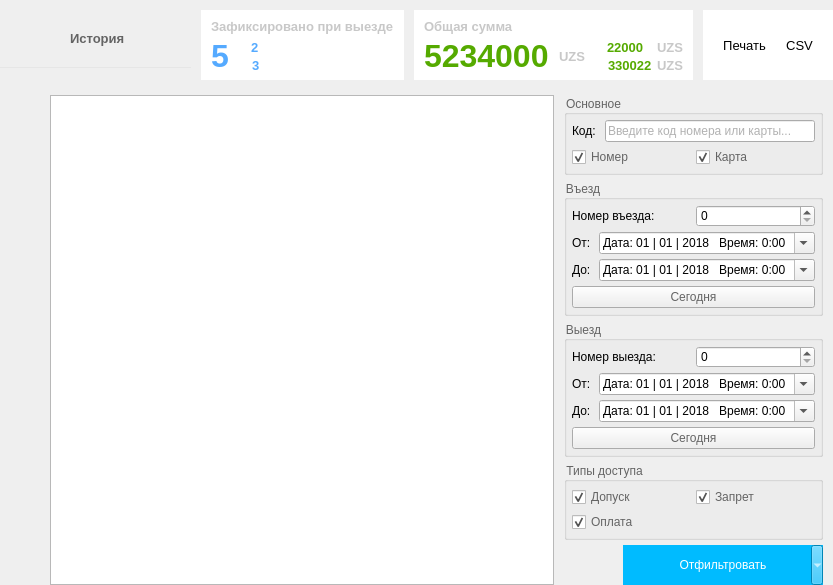
First picture: the form in Client/forms/HistoryForm.ui, repository Baxulio/ParkingACS, before the edit.
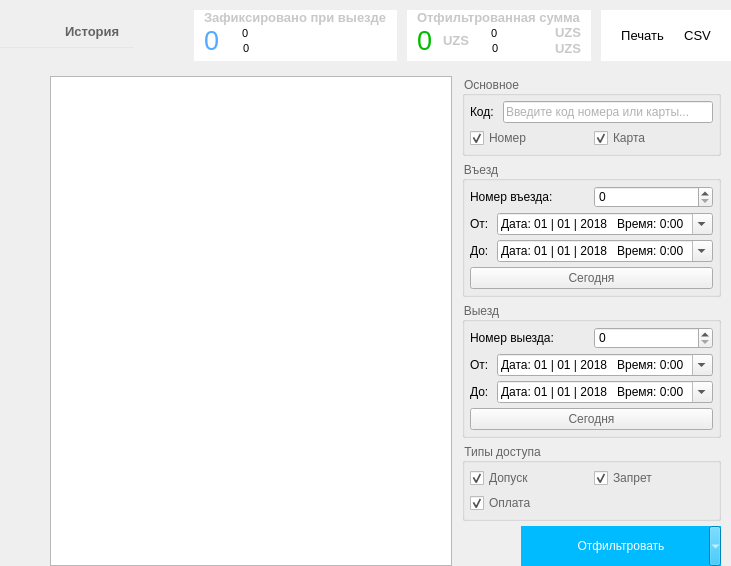
Second picture: the form after the edit. Icons and pictures are not drawn.

What changed in the file:
```diff
--- a/Client/forms/HistoryForm.ui
+++ b/Client/forms/HistoryForm.ui
@@ -6,8 +6,8 @@
    <rect>
     <x>0</x>
     <y>0</y>
-    <width>833</width>
-    <height>552</height>
+    <width>731</width>
+    <height>543</height>
    </rect>
   </property>
   <property name="windowTitle">
@@ -30,7 +30,7 @@
     <number>0</number>
    </property>
    <item>
-    <layout class="QHBoxLayout" name="horizontalLayout_2" stretch="1,0,0,0">
+    <layout class="QHBoxLayout" name="horizontalLayout_2" stretch="1,0,0,0,0,0">
      <property name="spacing">
       <number>10</number>
      </property>
@@ -40,7 +40,7 @@
      <item>
       <layout class="QVBoxLayout" name="verticalLayout_4">
        <property name="spacing">
-        <number>10</number>
+        <number>5</number>
        </property>
        <property name="topMargin">
         <number>10</number>
@@ -129,13 +129,10 @@
          <property name="orientation">
           <enum>Qt::Vertical</enum>
          </property>
-         <property name="sizeType">
-          <enum>QSizePolicy::Fixed</enum>
-         </property>
          <property name="sizeHint" stdset="0">
           <size>
            <width>20</width>
-           <height>12</height>
+           <height>40</height>
           </size>
          </property>
         </spacer>
@@ -143,10 +140,20 @@
       </layout>
      </item>
      <item>
-      <widget class="QFrame" name="frame_3">
-       <property name="styleSheet">
-        <string notr="true">background-color: rgb(255, 255, 255);</string>
+      <spacer name="horizontalSpacer">
+       <property name="orientation">
+        <enum>Qt::Horizontal</enum>
        </property>
+       <property name="sizeHint" stdset="0">
+        <size>
+         <width>40</width>
+         <height>20</height>
+        </size>
+       </property>
+      </spacer>
+     </item>
+     <item>
+      <widget class="QFrame" name="frame_7">
        <property name="frameShape">
         <enum>QFrame::NoFrame</enum>
        </property>
@@ -156,27 +163,55 @@
        <property name="lineWidth">
         <number>0</number>
        </property>
-       <layout class="QHBoxLayout" name="horizontalLayout_11">
+       <layout class="QHBoxLayout" name="horizontalLayout_30" stretch="">
         <property name="spacing">
-         <number>25</number>
+         <number>20</number>
         </property>
         <property name="leftMargin">
-         <number>10</number>
+         <number>0</number>
         </property>
         <property name="topMargin">
-         <number>5</number>
+         <number>0</number>
         </property>
         <property name="rightMargin">
-         <number>10</number>
+         <number>0</number>
         </property>
         <property name="bottomMargin">
-         <number>5</number>
+         <number>0</number>
         </property>
+       </layout>
+      </widget>
+     </item>
         <item>
+      <widget class="QFrame" name="frame_6">
+       <property name="styleSheet">
+        <string notr="true">background-color: rgb(255, 255, 255);</string>
+       </property>
+       <property name="frameShape">
+        <enum>QFrame::NoFrame</enum>
+       </property>
+       <property name="frameShadow">
+        <enum>QFrame::Raised</enum>
+       </property>
+       <property name="lineWidth">
+        <number>0</number>
+       </property>
          <layout class="QVBoxLayout" name="verticalLayout_2">
           <property name="spacing">
            <number>0</number>
           </property>
+        <property name="leftMargin">
+         <number>10</number>
+        </property>
+        <property name="topMargin">
+         <number>0</number>
+        </property>
+        <property name="rightMargin">
+         <number>10</number>
+        </property>
+        <property name="bottomMargin">
+         <number>5</number>
+        </property>
           <item>
            <widget class="QLabel" name="info_label_2">
             <property name="font">
@@ -186,8 +221,11 @@
               <bold>true</bold>
              </font>
             </property>
+          <property name="styleSheet">
+           <string notr="true">color:rgb(200, 200, 200);</string>
+          </property>
             <property name="text">
-             <string>&lt;html&gt;&lt;head/&gt;&lt;body&gt;&lt;p&gt;&lt;span style=&quot; color:#c8c8c8;&quot;&gt;Зафиксировано при выезде&lt;/span&gt;&lt;/p&gt;&lt;/body&gt;&lt;/html&gt;</string>
+           <string>Зафиксировано при выезде</string>
             </property>
             <property name="wordWrap">
              <bool>false</bool>
@@ -206,17 +244,21 @@
              <widget class="QLabel" name="total_label">
               <property name="font">
                <font>
-                <weight>75</weight>
-                <bold>true</bold>
-               </font>
-              </property>
+              <pointsize>20</pointsize>
+              <weight>50</weight>
+              <bold>false</bold>
+             </font>
+            </property>
+            <property name="styleSheet">
+             <string notr="true">color: rgb(85, 170, 255);</string>
+            </property>
               <property name="text">
-               <string>&lt;html&gt;&lt;head/&gt;&lt;body&gt;&lt;p&gt;&lt;span style=&quot; font-size:24pt; color:#55aaff;&quot;&gt;5&lt;/span&gt;&lt;/p&gt;&lt;/body&gt;&lt;/html&gt;</string>
+             <string>0</string>
               </property>
              </widget>
             </item>
             <item>
-             <layout class="QVBoxLayout" name="verticalLayout_3">
+           <layout class="QVBoxLayout" name="verticalLayout_14">
               <property name="spacing">
                <number>0</number>
               </property>
@@ -224,7 +266,7 @@
                <number>0</number>
               </property>
               <item>
-               <layout class="QHBoxLayout" name="horizontalLayout_4" stretch="0,1">
+             <layout class="QHBoxLayout" name="horizontalLayout_28" stretch="0,1">
                 <property name="spacing">
                  <number>5</number>
                 </property>
@@ -243,19 +285,19 @@
                   <property name="font">
                    <font>
                     <pointsize>8</pointsize>
-                    <weight>75</weight>
-                    <bold>true</bold>
+                  <weight>50</weight>
+                  <bold>false</bold>
                    </font>
                   </property>
                   <property name="text">
-                   <string>&lt;html&gt;&lt;head/&gt;&lt;body&gt;&lt;p&gt;&lt;span style=&quot; font-size:10pt; color:#55aaff;&quot;&gt;2&lt;/span&gt;&lt;/p&gt;&lt;/body&gt;&lt;/html&gt;</string>
+                 <string>0</string>
                   </property>
                  </widget>
                 </item>
                </layout>
               </item>
               <item>
-               <layout class="QHBoxLayout" name="horizontalLayout_3" stretch="0,1">
+             <layout class="QHBoxLayout" name="horizontalLayout_29" stretch="0,1">
                 <property name="spacing">
                  <number>5</number>
                 </property>
@@ -281,16 +323,14 @@
                   <property name="font">
                    <font>
                     <pointsize>8</pointsize>
-                    <weight>75</weight>
-                    <bold>true</bold>
+                  <weight>50</weight>
+                  <bold>false</bold>
                    </font>
                   </property>
                   <property name="text">
-                   <string>&lt;html&gt;&lt;head/&gt;&lt;body&gt;&lt;p&gt;&lt;span style=&quot; font-size:10pt; color:#55aaff;&quot;&gt;3&lt;/span&gt;&lt;/p&gt;&lt;/body&gt;&lt;/html&gt;</string>
-                  </property>
-                 </widget>
-                </item>
-               </layout>
+                 <string>0</string>
+                </property>
+               </widget>
               </item>
              </layout>
             </item>
@@ -315,15 +355,15 @@
        <property name="lineWidth">
         <number>0</number>
        </property>
-       <layout class="QHBoxLayout" name="horizontalLayout_12">
+       <layout class="QVBoxLayout" name="verticalLayout_3">
         <property name="spacing">
-         <number>25</number>
+         <number>0</number>
         </property>
         <property name="leftMargin">
          <number>10</number>
         </property>
         <property name="topMargin">
-         <number>5</number>
+         <number>0</number>
         </property>
         <property name="rightMargin">
          <number>10</number>
@@ -332,12 +372,7 @@
          <number>5</number>
         </property>
         <item>
-         <layout class="QVBoxLayout" name="verticalLayout_5">
-          <property name="spacing">
-           <number>0</number>
-          </property>
-          <item>
-           <widget class="QLabel" name="info_label_3">
+         <widget class="QLabel" name="info_label_18">
             <property name="font">
              <font>
               <pointsize>10</pointsize>
@@ -345,8 +380,11 @@
               <bold>true</bold>
              </font>
             </property>
+          <property name="styleSheet">
+           <string notr="true">color:rgb(200, 200, 200);</string>
+          </property>
             <property name="text">
-             <string>&lt;html&gt;&lt;head/&gt;&lt;body&gt;&lt;p&gt;&lt;span style=&quot; color:#c8c8c8;&quot;&gt;Общая сумма&lt;/span&gt;&lt;/p&gt;&lt;/body&gt;&lt;/html&gt;</string>
+           <string>Отфильтрованная сумма</string>
             </property>
             <property name="wordWrap">
              <bool>false</bool>
@@ -354,7 +392,7 @@
            </widget>
           </item>
           <item>
-           <layout class="QHBoxLayout" name="horizontalLayout_7">
+         <layout class="QHBoxLayout" name="horizontalLayout_31">
             <property name="spacing">
              <number>10</number>
             </property>
@@ -365,12 +403,16 @@
              <widget class="QLabel" name="total_sum_label">
               <property name="font">
                <font>
-                <weight>75</weight>
-                <bold>true</bold>
-               </font>
-              </property>
+              <pointsize>20</pointsize>
+              <weight>50</weight>
+              <bold>false</bold>
+             </font>
+            </property>
+            <property name="styleSheet">
+             <string notr="true">color: rgb(0, 188, 0);</string>
+            </property>
               <property name="text">
-               <string>&lt;html&gt;&lt;head/&gt;&lt;body&gt;&lt;p&gt;&lt;span style=&quot; font-size:24pt; color:#55aa00;&quot;&gt;5234000&lt;/span&gt;&lt;/p&gt;&lt;/body&gt;&lt;/html&gt;</string>
+             <string>0</string>
               </property>
              </widget>
             </item>
@@ -419,12 +461,12 @@
                   <property name="font">
                    <font>
                     <pointsize>8</pointsize>
-                    <weight>75</weight>
-                    <bold>true</bold>
+                  <weight>50</weight>
+                  <bold>false</bold>
                    </font>
                   </property>
                   <property name="text">
-                   <string>&lt;html&gt;&lt;head/&gt;&lt;body&gt;&lt;p&gt;&lt;span style=&quot; font-size:10pt; color:#55aa00;&quot;&gt;22000&lt;/span&gt;&lt;/p&gt;&lt;/body&gt;&lt;/html&gt;</string>
+                 <string>0</string>
                   </property>
                  </widget>
                 </item>
@@ -474,12 +516,12 @@
                   <property name="font">
                    <font>
                     <pointsize>8</pointsize>
-                    <weight>75</weight>
-                    <bold>true</bold>
+                  <weight>50</weight>
+                  <bold>false</bold>
                    </font>
                   </property>
                   <property name="text">
-                   <string>&lt;html&gt;&lt;head/&gt;&lt;body&gt;&lt;p&gt;&lt;span style=&quot; font-size:10pt; color:#55aa00;&quot;&gt;330022&lt;/span&gt;&lt;/p&gt;&lt;/body&gt;&lt;/html&gt;</string>
+                 <string>0</string>
                   </property>
                  </widget>
                 </item>
@@ -499,8 +541,6 @@
                    <bool>false</bool>
                   </property>
                  </widget>
-                </item>
-               </layout>
               </item>
              </layout>
             </item>
@@ -543,12 +583,6 @@
         </property>
         <item>
          <widget class="QPushButton" name="print_but">
-          <property name="minimumSize">
-           <size>
-            <width>0</width>
-            <height>70</height>
-           </size>
-          </property>
           <property name="font">
            <font>
             <pointsize>10</pointsize>
@@ -577,12 +611,6 @@
         </item>
         <item>
          <widget class="QPushButton" name="csv_but">
-          <property name="minimumSize">
-           <size>
-            <width>0</width>
-            <height>70</height>
-           </size>
-          </property>
           <property name="font">
            <font>
             <pointsize>10</pointsize>
@@ -677,7 +705,7 @@
      <item>
       <layout class="QVBoxLayout" name="verticalLayout_10">
        <property name="spacing">
-        <number>5</number>
+        <number>10</number>
        </property>
        <property name="topMargin">
         <number>0</number>
@@ -714,6 +742,12 @@
          <attribute name="horizontalHeaderStretchLastSection">
           <bool>true</bool>
          </attribute>
+         <attribute name="verticalHeaderVisible">
+          <bool>false</bool>
+         </attribute>
+         <attribute name="verticalHeaderHighlightSections">
+          <bool>false</bool>
+         </attribute>
         </widget>
        </item>
       </layout>
```
Left out of the diff: 26 changed lines with no effect on the pictures. Lines whose indentation alone changed are shown as unchanged.
